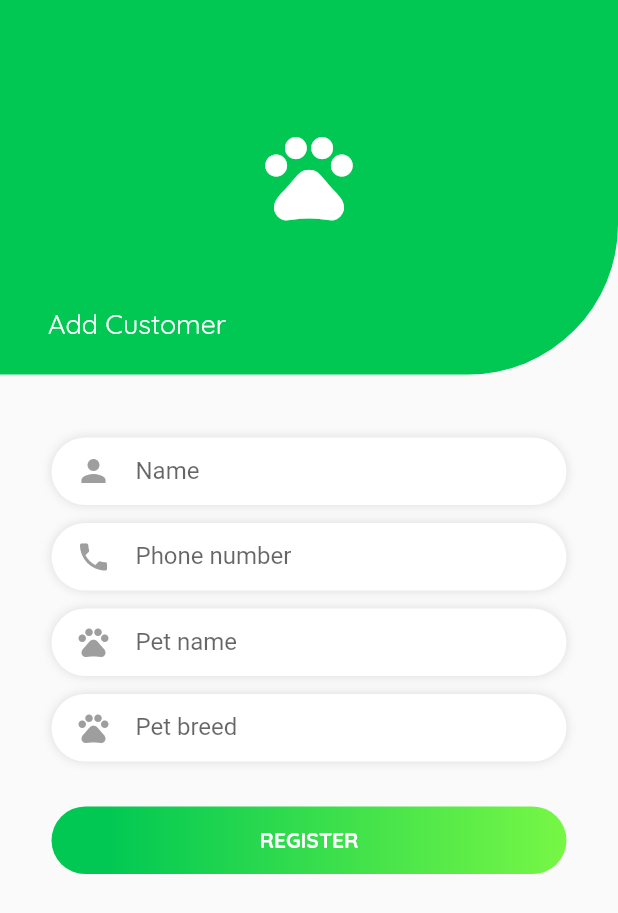
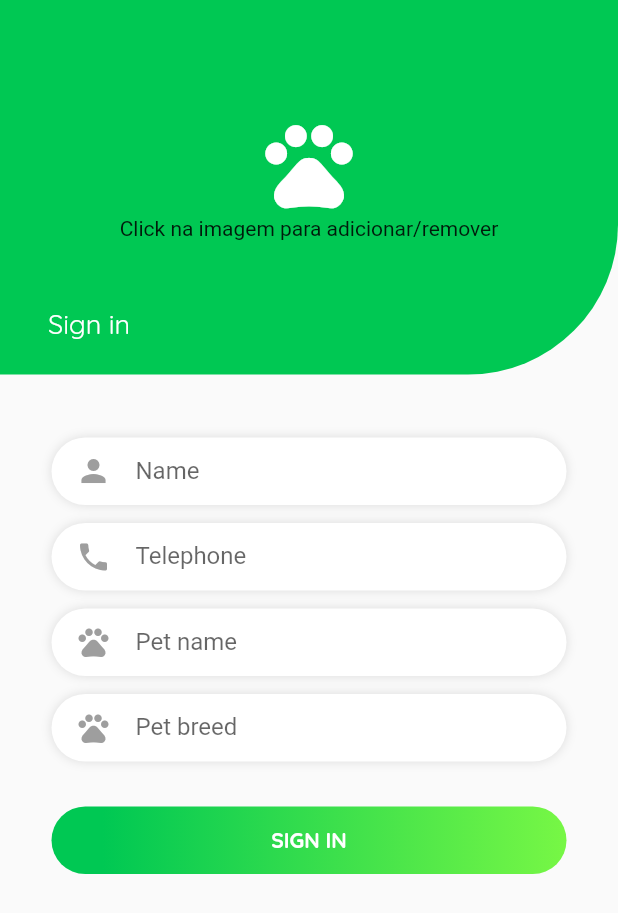
Before and after one commit to KyleKun/petoshopo, a Flutter app: the RegisterCustomer screen opened directly, on a phone screen of 412 x 824 dp. Shown: the top 913 px of the screen. Run offline on Flutter 3.47's test engine with Material 2 defaults, Android fonts, the phone set to English and light mode, and no system bars; our stand-ins replace curved_navigation_bar, flare_flutter, flip_card, hive, simple_animations, syncfusion_flutter_charts and 1 more; missing offline and left inert: folding_cell; accounts and stored records are empty; network calls fail.

Commit message:
add previous commit changes

```diff
--- a/lib/model/customer.dart
+++ b/lib/model/customer.dart
@@ -5,6 +5,13 @@ class Customer{
   String _petName;
   String _petBreed;
   String _maskTelephone;
+  String _urlImage;
+
+  String get urlImage => _urlImage;
+
+  set urlImage(String urlImage) {
+    _urlImage = urlImage;
+  }
 
   String get maskTelephone => _maskTelephone;
 
--- a/lib/pages/register_customer.dart
+++ b/lib/pages/register_customer.dart
@@ -1,3 +1,5 @@
+import 'dart:math';
+
 import 'package:flutter/material.dart';
 import 'package:hive/hive.dart';
 import 'package:petoshopo/model/customer.dart';
@@ -14,6 +16,12 @@ class _RegisterCustomerState extends State<RegisterCustomer> {
   var petName = TextEditingController();
   var petBread = TextEditingController();
 
+  var urlImagem = "";
+
+  bool fotoPet = true;
+
+  List<String> imagens = ["https://images.unsplash.com/photo-1575425186775-b8de9a427e67?ixlib=rb-1.2.1&ixid=eyJhcHBfaWQiOjc5NjV9&auto=format&fit=crop&w=634&q=80","https://images.unsplash.com/photo-1573865526739-10659fec78a5?ixlib=rb-1.2.1&ixid=eyJhcHBfaWQiOjEyMDd9&auto=format&fit=crop&w=658&q=80","https://images.unsplash.com/photo-1552944249-481c99e23e97?ixlib=rb-1.2.1&auto=format&fit=crop&w=1350&q=80","https://images.unsplash.com/photo-1568307970720-a8c50b644a7c?ixlib=rb-1.2.1&ixid=eyJhcHBfaWQiOjEyMDd9&auto=format&fit=crop&w=1350&q=80","https://images.unsplash.com/photo-1566624790190-511a09f6ddbd?ixlib=rb-1.2.1&ixid=eyJhcHBfaWQiOjEyMDd9&auto=format&fit=crop&w=634&q=80","https://images.unsplash.com/photo-1566245856371-d9467fb7aeb8?ixlib=rb-1.2.1&auto=format&fit=crop&w=700&q=80"];
+
   var myBoxDados = Hive.box("dadosCustomers");
 
   @override
@@ -26,73 +34,131 @@ class _RegisterCustomerState extends State<RegisterCustomer> {
     return Scaffold(
       body: Container(
         child: SingleChildScrollView(
-      child: Column(children: <Widget>[
+          child: Column(
+          children: <Widget>[
             Container(
               width: MediaQuery.of(context).size.width,
-          height: MediaQuery.of(context).size.height / 3.3,
+              height: MediaQuery.of(context).size.height/3.3,
               decoration: BoxDecoration(
                 gradient: LinearGradient(
                   begin: Alignment.topCenter,
                   end: Alignment.bottomCenter,
-                stops: [1, 1],
-                colors: [Color(0xFF00C853), Color(0xFF77F745)],
+                  stops: [1,1],
+                  colors: [
+                    Color(0xFF00C853),
+                    Color(0xFF77F745)
+                  ],
                 ),
                 borderRadius: BorderRadius.only(
                   bottomRight: Radius.circular(100),
-              )),
-          child: Column(
+             )
+              ),
+              child:
+               Column(
                 mainAxisAlignment: MainAxisAlignment.center,
                 children: <Widget>[
                   Spacer(),
                   SizedBox(height: 30),
-              Align(
+                  Visibility(
+                    visible: fotoPet,
+                    child: GestureDetector(
+                      onTap: (){
+
+                        setState(() {
+                          var random = Random();
+                          int img = random.nextInt(imagens.length);
+                          urlImagem = imagens[img];
+                          fotoPet = false;
+                        });
+                      },
+                      child: Align(
                     alignment: Alignment.center,
-                child: Icon(
-                  Icons.pets,
+                      child: Icon(Icons.pets,
                       size: 70,
                       color: Colors.white,
                     ),
                   ),
+                    ),
+                  ),
+                  Visibility(
+                    visible: !fotoPet,
+                    child: GestureDetector(
+                      onTap: (){
+                        setState(() {
+                          var random = Random();
+                          int img = random.nextInt(imagens.length);
+                          urlImagem = imagens[img];
+                          fotoPet = false;
+                        });
+                      },
+                      onLongPress: (){
+                        setState(() {
+                          fotoPet = true;
+                          urlImagem = "";
+                        });
+                      },
+                      child:Align(
+                    alignment: Alignment.center,
+                      child: CircleAvatar(
+                      radius: 42,
+                      backgroundImage: NetworkImage(urlImagem),
+                      ),
+                  )
+                       ,
+                    ),
+                  ),
+                  Text("Click na imagem para adicionar/remover"),
                   Spacer(),
+
                   Align(
                     alignment: Alignment.centerLeft,
                       child: Padding(
-                  padding:
-                      const EdgeInsets.only(bottom: 22, right: 32, left: 32),
-                  child: Text(
-                    'Add Customer',
+                        padding: const EdgeInsets.only(
+                          bottom: 22,
+                          right: 32,
+                          left: 32
+                        ),
+                        child: Text('Sign in',
                           style: TextStyle(
                             color: Colors.white,
                             fontSize: 18,
-                        fontFamily: "Quicksand"),
+                            fontFamily: "Quicksand"
+                          ),
                         ),
                       ),
                   ),
                 ],
               ),
             ),
+
               Container(
               width: MediaQuery.of(context).size.width,
               padding: EdgeInsets.only(top: 42),
               child: Column(
                 children: <Widget>[
                   Container(
-                width: MediaQuery.of(context).size.width / 1.2,
+                    width: MediaQuery.of(context).size.width/1.2,
                     height: 45,
-                padding:
-                    EdgeInsets.only(top: 4, left: 16, right: 16, bottom: 4),
+                    padding: EdgeInsets.only(
+                      top: 4,left: 16, right: 16, bottom: 4
+                    ),
                     decoration: BoxDecoration(
-                    borderRadius: BorderRadius.all(Radius.circular(50)),
+                      borderRadius: BorderRadius.all(
+                        Radius.circular(50)
+                      ),
                       color: Colors.white,
                       boxShadow: [
-                      BoxShadow(color: Colors.black12, blurRadius: 5)
-                    ]),
+                        BoxShadow(
+                          color: Colors.black12,
+                          blurRadius: 5
+                        )
+                      ]
+                    ),
                     child: TextField(
                       controller: namecliente,
                       decoration: InputDecoration(
                         border: InputBorder.none,
-                    icon: Icon(
-                      Icons.person,
+                        icon: Icon(Icons.person,
                             color: Colors.grey,
                         ),
                           hintText: 'Name',
@@ -102,28 +168,35 @@ class _RegisterCustomerState extends State<RegisterCustomer> {
                       ),
                     ),
                   ),
+
                 Container(
-                width: MediaQuery.of(context).size.width / 1.2,
+                    width: MediaQuery.of(context).size.width/1.2,
                     height: 45,
                     margin: EdgeInsets.only(top: 12),
-                padding:
-                    EdgeInsets.only(top: 4, left: 16, right: 16, bottom: 4),
+                    padding: EdgeInsets.only(
+                        top: 4,left: 16, right: 16, bottom: 4
+                    ),
                     decoration: BoxDecoration(
-                    borderRadius: BorderRadius.all(Radius.circular(50)),
+                        borderRadius: BorderRadius.all(
+                            Radius.circular(50)
+                        ),
                         color: Colors.white,
                         boxShadow: [
-                      BoxShadow(color: Colors.black12, blurRadius: 5)
-                    ]),
+                          BoxShadow(
+                              color: Colors.black12,
+                              blurRadius: 5
+                          )
+                        ]
+                    ),
                     child: TextField(
                       keyboardType: TextInputType.number,
                       controller: clienteTelephone,
                       decoration: InputDecoration(
                         border: InputBorder.none,
-                    icon: Icon(
-                      Icons.phone,
+                        icon: Icon(Icons.phone,
                           color: Colors.grey,
                         ),
-                    hintText: 'Phone number',
+                        hintText: 'Telephone',
                         labelStyle: TextStyle(
                         fontFamily: "Quicksand",
                 ),
@@ -131,23 +204,29 @@ class _RegisterCustomerState extends State<RegisterCustomer> {
                     ),
                   ),
                    Container(
-                width: MediaQuery.of(context).size.width / 1.2,
+                    width: MediaQuery.of(context).size.width/1.2,
                     height: 45,
                     margin: EdgeInsets.only(top: 12),
-                padding:
-                    EdgeInsets.only(top: 4, left: 16, right: 16, bottom: 4),
+                    padding: EdgeInsets.only(
+                        top: 4,left: 16, right: 16, bottom: 4
+                    ),
                     decoration: BoxDecoration(
-                    borderRadius: BorderRadius.all(Radius.circular(50)),
+                        borderRadius: BorderRadius.all(
+                            Radius.circular(50)
+                        ),
                         color: Colors.white,
                         boxShadow: [
-                      BoxShadow(color: Colors.black12, blurRadius: 5)
-                    ]),
+                          BoxShadow(
+                              color: Colors.black12,
+                              blurRadius: 5
+                          )
+                        ]
+                    ),
                     child: TextField(
                       controller: petName,
                       decoration: InputDecoration(
                         border: InputBorder.none,
-                    icon: Icon(
-                      Icons.pets,
+                        icon: Icon(Icons.pets,
                           color: Colors.grey,
                         ),
                         hintText: 'Pet name',
@@ -157,24 +236,31 @@ class _RegisterCustomerState extends State<RegisterCustomer> {
                       ),
                     ),
                   ),
+
                   Container(
-                width: MediaQuery.of(context).size.width / 1.2,
+                    width: MediaQuery.of(context).size.width/1.2,
                     height: 45,
                     margin: EdgeInsets.only(top: 12),
-                padding:
-                    EdgeInsets.only(top: 4, left: 16, right: 16, bottom: 4),
+                    padding: EdgeInsets.only(
+                        top: 4,left: 16, right: 16, bottom: 4
+                    ),
                     decoration: BoxDecoration(
-                    borderRadius: BorderRadius.all(Radius.circular(50)),
+                        borderRadius: BorderRadius.all(
+                            Radius.circular(50)
+                        ),
                         color: Colors.white,
                         boxShadow: [
-                      BoxShadow(color: Colors.black12, blurRadius: 5)
-                    ]),
+                          BoxShadow(
+                              color: Colors.black12,
+                              blurRadius: 5
+                          )
+                        ]
+                    ),
                     child: TextField(
                       controller: petBread,
                       decoration: InputDecoration(
                         border: InputBorder.none,
-                    icon: Icon(
-                      Icons.pets,
+                        icon: Icon(Icons.pets,
                           color: Colors.grey,
                         ),
                         hintText: 'Pet breed',
@@ -186,39 +272,51 @@ class _RegisterCustomerState extends State<RegisterCustomer> {
                   ),
                   SizedBox(height: 10),
                   SizedBox(height: 20),
+
                   GestureDetector(
                     child: Container(
                     height: 45,
-                    width: MediaQuery.of(context).size.width / 1.2,
+                    width: MediaQuery.of(context).size.width/1.2,
                     decoration: BoxDecoration(
                       gradient: LinearGradient(
-                          stops: [0.1, 1],
-                          colors: [Color(0xFF00C853), Color(0xFF77F745)],
+                        stops: [0.1,1],
+                        colors: [
+                    Color(0xFF00C853),
+                    Color(0xFF77F745)
+                        ],
                       ),
-                        borderRadius: BorderRadius.all(Radius.circular(50))),
+                      borderRadius: BorderRadius.all(
+                        Radius.circular(50)
+                      )
+                    ),
+                    child: Center(
                       child: FlatButton(
-                        child: Text(
-                          'Register'.toUpperCase(),
+                      child: Text('Sign in'.toUpperCase(),
                         style: TextStyle(
                           color: Colors.white,
                           fontWeight: FontWeight.bold,
-                              fontFamily: "Quicksand"),
+                          fontFamily: "Quicksand"
                         ),
-                        onPressed: () {
+                      ), onPressed: () {
                         iniciarProcessoCadastro();
-                        })),
-                onTap: () {
+                      }
+              )
+            )
+           ),
+           onTap: (){
              //iniciarProcessoCadastro();
            },
                   ),
           ],
         ),
       ),
-      ]),
-    )));
+          ]
+        ),
+        ))
+    );
   }
 
-  void iniciarProcessoCadastro() {
+  void iniciarProcessoCadastro(){
     String name = namecliente.text;
     String telephone = clienteTelephone.text;
     String namePet = petName.text;
@@ -226,14 +324,17 @@ class _RegisterCustomerState extends State<RegisterCustomer> {
 
     bool verificar = verificarCampos(name, telephone, namePet, breedPet);
 
-    if (verificar == true) {
+    if(verificar == true){
       Customer customer = Customer();
+
+      print(configurarMaskTelephone(telephone));
 
       customer.name = name;
       customer.telephone = telephone;
       customer.petName = namePet;
       customer.petBreed = breedPet;
       customer.maskTelephone = configurarMaskTelephone(telephone);
+      customer.urlImage = urlImagem ?? "";
 
       myBoxDados.add(customer);
 
@@ -241,47 +342,63 @@ class _RegisterCustomerState extends State<RegisterCustomer> {
       clienteTelephone.text = "";
       petName.text = "";
       petBread.text = "";
-    }
+
     }
 
-  String configurarMaskTelephone(String telephone) {
+    }
+
+    String configurarMaskTelephone(String telephone){
       String numberMask = "";
 
-    for (int i = 0; i < telephone.length; i++) {
-      if (i == 0) {
+      for(int i = 0; i < telephone.length; i++){
+
+        if(i == 0){
           numberMask = numberMask + "(";
         }
 
+        if(i == 2){
+          numberMask = numberMask + ") ";
+        }
+
+        if(i == telephone.length - 4){
+          numberMask = numberMask + "-";
+        }
+
         numberMask = numberMask + telephone[i];
+
       }
       return numberMask;
     }
 
-  bool verificarCampos(
-      String name, String telephone, String namePet, String breedPet) {
-    if (name.isNotEmpty) {
-      if (telephone.isNotEmpty) {
-        if (namePet.isNotEmpty) {
-          if (breedPet.isNotEmpty) {
+      bool verificarCampos(String name, String telephone, String namePet, String breedPet) {
+
+        if(name.isNotEmpty){
+          if(telephone.isNotEmpty){
+            if(namePet.isNotEmpty){
+              if(breedPet.isNotEmpty){
+                if(telephone.length == 11){
                   return true;
-          } else {
-            msg("Pet breed cannot be empty!");
+                }else{
+                  msg("Seu numero está incompleto");
                 }
-        } else {
-          msg("Pet name cannot be empty!");
+              }else{
+                msg("O campo breedPet é obrigatorio");
               }
-      } else {
-        msg("Phone number cannot be empty!");
+            }else{
+              msg("O campo petName é obrigatorio");
             }
-    } else {
-      msg("Name cannot be empty!");
+          }else{
+            msg("O campo telephone é obrigatorio");
+          }
+        }else{
+          msg("O campo name é obrigatorio");
         }
 
         return false;
       }
 
-  void msg(String text) {
-    Toast.show(text, context,
-        duration: Toast.LENGTH_LONG, gravity: Toast.BOTTOM);
+      void msg(String text){
+        Toast.show(text, context, duration: Toast.LENGTH_LONG, gravity:  Toast.BOTTOM);
       }
+
 }
```
Also changed, not shown: lib/pages/customers_screen.dart (+18 -10 lines). Lines whose indentation alone changed are shown as unchanged.
